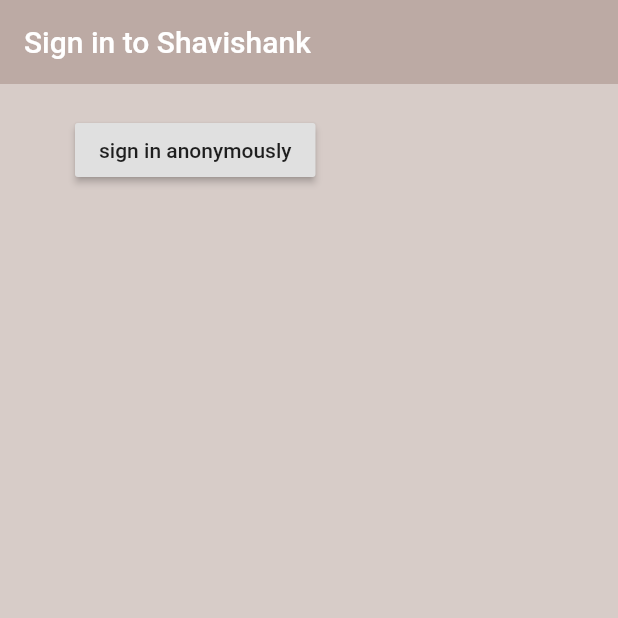
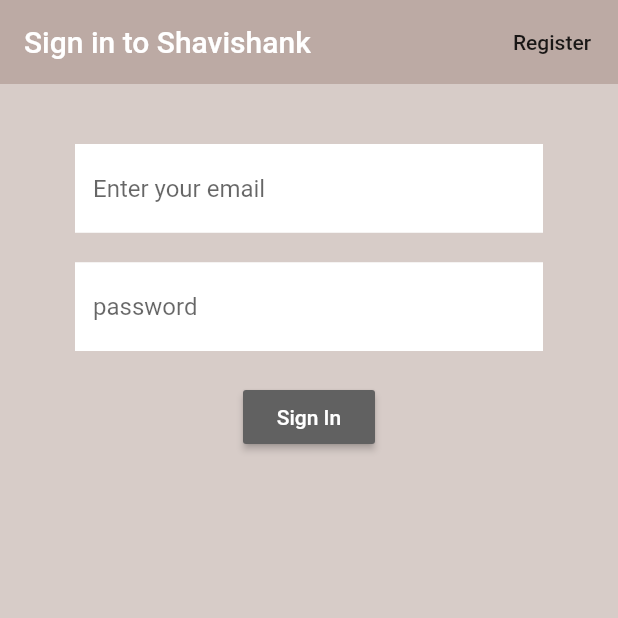
Before and after one commit to sauravshetty473/PharmacyApp, a Flutter app: the screen it shows after launch, on a phone screen of 412 x 824 dp, the top half of it. Run offline on Flutter 3.47's test engine with Material 2 defaults, Android fonts, the phone set to English and light mode, and no system bars; our stand-ins replace firebase_auth, firebase_core, flutter_spinkit; accounts and stored records are empty.

Commit message:
login basics done

```diff
--- a/lib/login/authenticate.dart
+++ b/lib/login/authenticate.dart
@@ -1,4 +1,5 @@
 import 'package:flutter/material.dart';
+import 'package:shavishank/login/register.dart';
 import 'package:shavishank/login/signin.dart';
 
 
@@ -9,10 +10,21 @@
 }
 
 class _AuthenticateState extends State<Authenticate> {
+
+  bool signIn = true;
+
+  void toggleview()
+  {
+    setState(() {
+      signIn = signIn?false:true;    //Its a toggle hence this logic is enough
+    });
+  }
+
+
   @override
   Widget build(BuildContext context) {
     return Container(
-      child : SignIn(),
+      child : signIn?SignIn( toggleview):Register( toggleview),
     );
   }
 }
--- a/lib/login/signin.dart
+++ b/lib/login/signin.dart
@@ -1,36 +1,101 @@
 import 'package:flutter/material.dart';
 import 'package:shavishank/services/auth.dart';
+import 'package:shavishank/shared/constants.dart';
+import 'package:shavishank/shared/loadingscreen.dart';
 
 class SignIn extends StatefulWidget {
+  final Function toggleView ;
+  SignIn(this.toggleView);
 
   @override
   _SignInState createState() => _SignInState();
 }
 
 class _SignInState extends State<SignIn> {
+  final AuthService _auth  = AuthService();             //need for signIn purpose
+  final _formkey = GlobalKey<FormState>();                // to validate
 
-  final AuthService _auth  = AuthService();
+  String email = "";
+  String password = "";
+  String error = "";
+  bool loading = false;
+
+
+
+
   @override
   Widget build(BuildContext context) {
-  return Scaffold(
+  return loading?Loading():Scaffold(
     backgroundColor: Colors.brown[100],
-    appBar: AppBar(title: Text("Sign in to Shavishank"), elevation: 0.0, backgroundColor: Colors.brown[200],),
+    appBar: AppBar(title: Text("Sign in to Shavishank"), elevation: 0.0, backgroundColor: Colors.brown[200],
+      actions: [
+      FlatButton(
+        child: Text("Register"),
+        onPressed: widget.toggleView,
+      )
+    ],
+
+    ),
     body:  Container(
       child: Padding(
         padding: EdgeInsets.symmetric(horizontal: 50 ,vertical: 20),
-        child: RaisedButton(
-          child: Text("sign in anonymously"),
-          onPressed: ()async{
-            dynamic result =  await _auth.signInAnon();                                           //it will return user (object of User class) or Null if not successful;
+        child: Form(
+          key: _formkey,
+          child: Column(
+            children: [
+              SizedBox(height: 20,),
+              TextFormField(
+                decoration: idHintText("Enter your email"),
+                validator: (val)=> val.isEmpty? "Enter an email":null,
+                onChanged: (value){
+                  setState(() {
+                    email = value;
+                  });
+
+                },
+              ),
+
+              SizedBox(height: 20,),
+              TextFormField(
+                decoration: textInputDecoration.copyWith(hintText: "password"),          //copy all the content in the predefined constant and add my own hintText
+                validator: (val)=> val.length<6?"Enter at least a 6 character password":null,
+                obscureText: true,
+                onChanged: (value){
+                  setState(() {
+                    password = value;
+                  });
+                },
+              ),
+              SizedBox(height: 20,),
+
+              RaisedButton(
+                color: Colors.grey[700],
+                child: Text("Sign In", style: TextStyle(color: Colors.white),),
+                onPressed: () async{
+                  if(_formkey.currentState.validate())            //true when both helper strings return null
+                      {
+                        setState(() {
+                          loading =true;
+                        });
+
+                        dynamic result =await _auth.signInWithEmailPassword(email, password);
                         if(result==null)
                         {
-                print("error occurred");
+                          setState(() {
+                          error ="password and email do not match";
+                          loading =false;
+                      });
                     }
-            else{
-              print(result.uid);
                   }
                 },
               ),
+
+              SizedBox(
+                child: Text(error),
+              )
+            ],
+          ),
+        )
       ),
     )
   );
--- a/lib/main.dart
+++ b/lib/main.dart
@@ -1,5 +1,8 @@
 import 'package:firebase_core/firebase_core.dart';
 import 'package:flutter/material.dart';
+import 'package:provider/provider.dart';
+import 'package:shavishank/models/user.dart';
+import 'package:shavishank/services/auth.dart';
 import 'package:shavishank/wrapper.dart';
 
 Future<void> main() async {
@@ -13,8 +16,11 @@
   // This widget is the root of your application.
   @override
   Widget build(BuildContext context) {
-    return MaterialApp(
-      debugShowCheckedModeBanner: false,
-      home: Wrapper()
+    return StreamProvider<CustomUser>.value(                         //This stream looking for CustomUser and providing the info to all the widgets below it(mainly wrapper class)  //its actively listening
+      value: AuthService().user,                                     //creating an instance of AuthService and using user getter or Stream which returns user(Custom)
+      child: MaterialApp(
+        debugShowCheckedModeBanner: false,
+        home: Wrapper()
+      ),
     );
 }}
--- /dev/null
+++ b/lib/shared/constants.dart
@@ -0,0 +1,32 @@
+//anything that is common //some text field decorations etc.
+
+import 'package:flutter/material.dart';
+
+InputDecoration idHintText(String hintext)
+{
+  return InputDecoration(hintText: hintext,
+    fillColor: Colors.white,
+    filled: true,
+    enabledBorder: OutlineInputBorder(
+      borderRadius: BorderRadius.all(Radius.zero),
+      borderSide: BorderSide(color: Colors.white , width: 2),
+    ),
+    focusedBorder: OutlineInputBorder(
+      borderRadius: BorderRadius.all(Radius.zero),
+      borderSide: BorderSide(color: Colors.white , width: 2),
+    ),
+  );
+}
+
+const textInputDecoration =InputDecoration(                  //another way textInputDecoration.copyWith(hintText : "email"
+  fillColor: Colors.white,
+  filled: true,
+  enabledBorder: OutlineInputBorder(
+    borderRadius: BorderRadius.all(Radius.zero),
+    borderSide: BorderSide(color: Colors.white , width: 2),
+  ),
+  focusedBorder: OutlineInputBorder(
+    borderRadius: BorderRadius.all(Radius.zero),
+    borderSide: BorderSide(color: Colors.white , width: 2),
+  ),
+);
--- a/lib/wrapper.dart
+++ b/lib/wrapper.dart
@@ -1,4 +1,6 @@
 import 'package:flutter/material.dart';
+import 'package:provider/provider.dart';
+import 'package:shavishank/models/user.dart';
 import 'home/home.dart';
 import 'login/authenticate.dart';
 
@@ -8,6 +10,8 @@
 class Wrapper extends StatelessWidget {
   @override
   Widget build(BuildContext context) {
-    return Authenticate();
+    final user = Provider.of<CustomUser>(context);
+    print(user);
+    return user==null?Authenticate():Home();
   }
 }
--- a/pubspec.yaml
+++ b/pubspec.yaml
@@ -31,6 +31,8 @@
   firebase_core : ^0.5.0
   firebase_auth: ^0.18.1+2
   cloud_firestore: ^0.14.1+3
+  provider: ^4.3.2+2
+  flutter_spinkit: ^4.1.2+1
 
 dev_dependencies:
   flutter_test:
```
Also changed, not shown: lib/home/home.dart (+18 -2 lines), lib/login/register.dart (+103 -0 lines), lib/services/auth.dart (+35 -9 lines), lib/shared/loadingscreen.dart (added, +22 -0 lines), pubspec.lock. Lines whose indentation alone changed are shown as unchanged.
